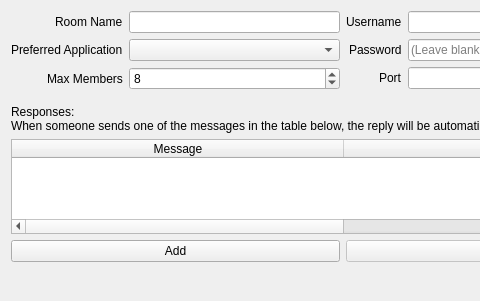
First picture: the form in src/citra/multiplayer/host_room.ui, repository GreenAmaranthine/citra, before the edit; both pictures show x 0 to 480 and y 0 to 301 of the 686 by 301 pixel window.
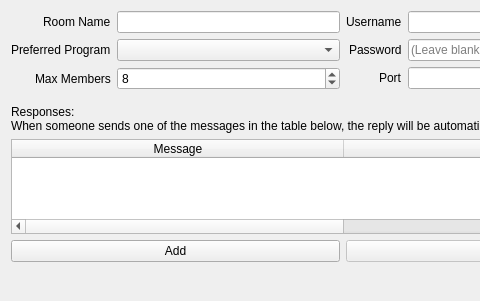
Second picture: the form after the edit.

Diff of the .ui file:
```diff
--- a/src/citra/multiplayer/host_room.ui
+++ b/src/citra/multiplayer/host_room.ui
@@ -48,7 +48,7 @@
         <item row="1" column="0">
          <widget class="QLabel" name="label_3">
           <property name="text">
-           <string>Preferred Application</string>
+           <string>Preferred Program</string>
           </property>
          </widget>
         </item>
```
Left out of the diff: 2 changed lines with no effect on the pictures.
